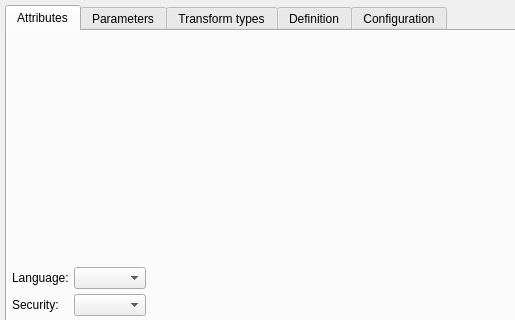
First picture: the form in libs/libgui/ui/dbobjects/basefunctionwidget.ui, repository pgmodeler/pgmodeler, before the edit; both pictures show x 0 to 515 and y 0 to 320 of the 879 by 559 pixel window.
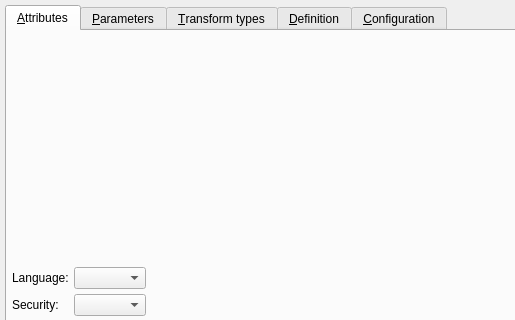
Second picture: the form after the edit. Icons and pictures are not drawn.

```diff
--- a/libs/libgui/ui/dbobjects/basefunctionwidget.ui
+++ b/libs/libgui/ui/dbobjects/basefunctionwidget.ui
@@ -67,7 +67,7 @@
         <normaloff>:/icons/icons/attribute.png</normaloff>:/icons/icons/attribute.png</iconset>
       </attribute>
       <attribute name="title">
-       <string>Attributes</string>
+       <string>&amp;Attributes</string>
       </attribute>
       <layout class="QVBoxLayout" name="attributes_vbox">
        <property name="spacing">
@@ -185,7 +185,7 @@
         <normaloff>:/icons/icons/parameter.png</normaloff>:/icons/icons/parameter.png</iconset>
       </attribute>
       <attribute name="title">
-       <string>Parameters</string>
+       <string>&amp;Parameters</string>
       </attribute>
      </widget>
      <widget class="QWidget" name="tab">
@@ -194,7 +194,7 @@
         <normaloff>:/icons/icons/usertype.png</normaloff>:/icons/icons/usertype.png</iconset>
       </attribute>
       <attribute name="title">
-       <string>Transform types</string>
+       <string>&amp;Transform types</string>
       </attribute>
      </widget>
      <widget class="QWidget" name="definition_tab">
@@ -203,7 +203,7 @@
         <normaloff>:/icons/icons/sourcecode.png</normaloff>:/icons/icons/sourcecode.png</iconset>
       </attribute>
       <attribute name="title">
-       <string>Definition</string>
+       <string>&amp;Definition</string>
       </attribute>
       <layout class="QGridLayout" name="gridLayout_4">
        <property name="leftMargin">
@@ -412,7 +412,7 @@
         <normaloff>:/icons/icons/config.png</normaloff>:/icons/icons/config.png</iconset>
       </attribute>
       <attribute name="title">
-       <string>Configuration</string>
+       <string>&amp;Configuration</string>
       </attribute>
       <widget class="QFrame" name="hint_frm">
        <property name="geometry">
```
